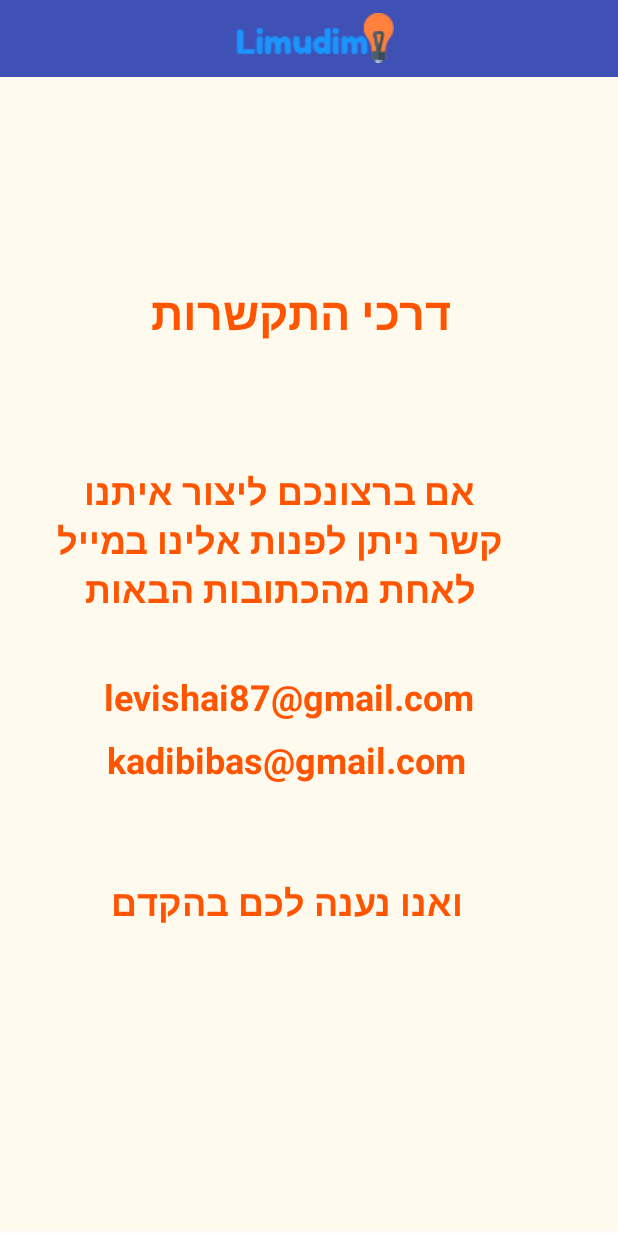
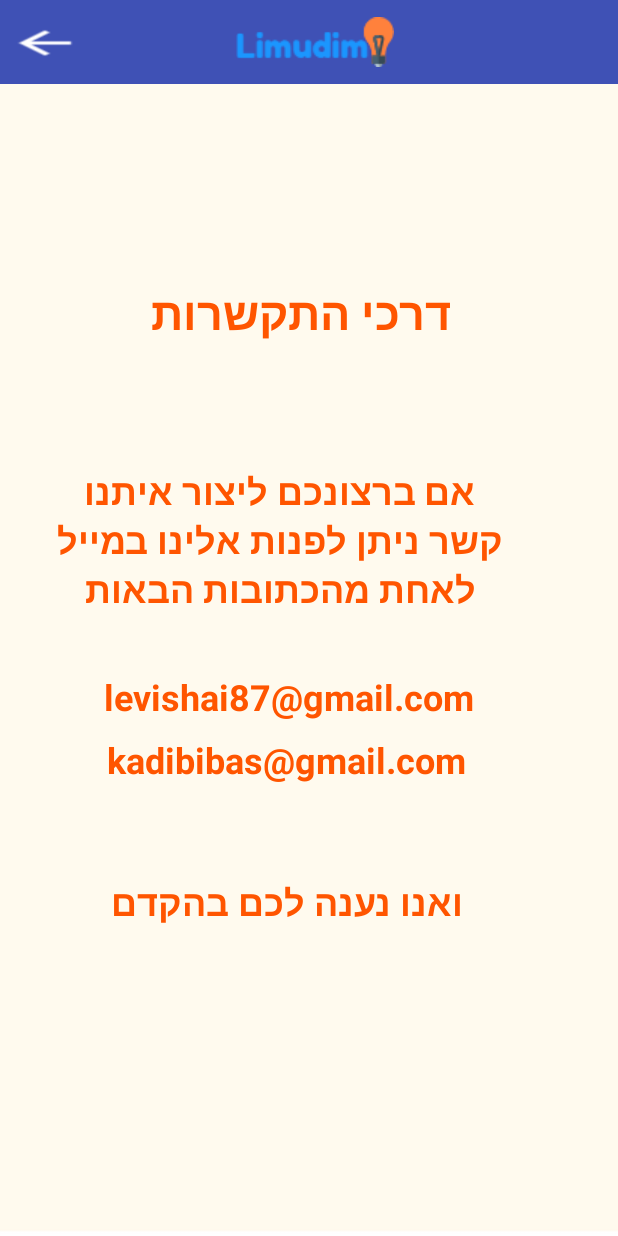
Before and after one commit to kadibibas/Limodim, an Android app: the kesher screen opened directly, with no data from a screen before it, on a phone screen of 412 x 824 dp. Run offline under Robolectric (Android 15) with nearby library versions, the phone set to English and light mode, and no system bars.

Commit message:
עיצוב

```diff
--- a/app/src/main/java/com/example/kadibibas/limodim/kesher.java
+++ b/app/src/main/java/com/example/kadibibas/limodim/kesher.java
@@ -1,13 +1,16 @@
 package com.example.kadibibas.limodim;
 
 import android.app.Activity;
+import android.content.Intent;
 import android.support.v4.widget.DrawerLayout;
 import android.support.v7.app.ActionBarDrawerToggle;
 import android.support.v7.app.AppCompatActivity;
 import android.os.Bundle;
 import android.support.v7.widget.Toolbar;
 import android.view.MenuItem;
+import android.view.View;
 import android.view.Window;
+import android.widget.Button;
 
 public class kesher extends  AppCompatActivity{
 
@@ -16,6 +19,16 @@ public class kesher extends  AppCompatActivity{
     protected void onCreate(Bundle savedInstanceState) {
         super.onCreate(savedInstanceState);
         setContentView(R.layout.activity_kesher);
+
+        final Button button2 = (Button) findViewById(R.id.button2);
+
+        button2.setOnClickListener(new View.OnClickListener() {
+            @Override
+            public void onClick(View v) {
+                Intent registerIntent = new Intent(kesher.this, MainActivity.class);
+                kesher.this.startActivity(registerIntent);
+            }
+        });
 
 
         /*Toolbar my_Toolbar = (Toolbar) findViewById(R.id.mCustomToolbar);
--- a/app/src/main/res/layout/activity_kesher.xml
+++ b/app/src/main/res/layout/activity_kesher.xml
@@ -10,11 +10,13 @@
     <android.support.v7.widget.Toolbar
         android:id="@+id/toolbar"
         android:layout_width="420dp"
-        android:layout_height="51dp"
+        android:layout_height="56dp"
         android:background="?attr/colorPrimary"
         app:popupTheme="@style/AppTheme.PopupOverlay"
-        tools:layout_editor_absoluteY="0dp"
-        tools:layout_editor_absoluteX="-1dp">
+        tools:layout_constraintTop_creator="1"
+        tools:layout_constraintLeft_creator="1"
+        app:layout_constraintLeft_toLeftOf="parent"
+        app:layout_constraintTop_toTopOf="parent">
 
         <ImageView
             android:layout_width="wrap_content"
@@ -43,7 +45,7 @@
     android:layout_marginTop="154dp"
     android:layout_marginBottom="155dp"
     app:layout_constraintTop_toTopOf="parent"
-    android:layout_marginRight="40dp"
+    android:layout_marginRight="35dp"
         app:layout_constraintVertical_bias="0.588" />
 
     <TextView
@@ -62,7 +64,7 @@
         tools:layout_constraintLeft_creator="1"
         app:layout_constraintLeft_toLeftOf="parent"
         app:layout_constraintTop_toTopOf="parent"
-        android:layout_marginLeft="43dp"
+        android:layout_marginLeft="38dp"
         app:layout_constraintVertical_bias="0.428" />
 
     <TextView
@@ -79,7 +81,7 @@
         app:layout_constraintRight_toRightOf="@+id/textView2"
         android:layout_marginTop="39dp"
         app:layout_constraintTop_toBottomOf="@+id/textView2"
-        android:layout_marginRight="23dp" />
+        android:layout_marginRight="20dp" />
 
     <TextView
         android:id="@+id/textView6"
@@ -94,7 +96,8 @@
         app:layout_constraintTop_toBottomOf="@+id/textView3"
         tools:layout_constraintLeft_creator="1"
         app:layout_constraintLeft_toLeftOf="@+id/textView3"
-        android:layout_marginLeft="2dp" />
+        android:layout_marginLeft="2dp"
+        android:layout_marginStart="2dp" />
 
     <TextView
         android:id="@+id/textView7"
@@ -118,7 +121,18 @@
         app:layout_constraintHorizontal_bias="0.555"
         app:layout_constraintVertical_bias="0.0" />
 
-
+    <Button
+        android:id="@+id/button2"
+        android:layout_width="52dp"
+        android:layout_height="25dp"
+        android:background="@drawable/abvg"
+        tools:layout_constraintTop_creator="1"
+        android:layout_marginStart="4dp"
+        android:layout_marginTop="16dp"
+        tools:layout_constraintLeft_creator="1"
+        app:layout_constraintLeft_toLeftOf="parent"
+        app:layout_constraintTop_toTopOf="parent"
+        android:layout_marginLeft="4dp" />
 
 
 </android.support.constraint.ConstraintLayout>
```
Also changed, not shown: app/src/main/res/drawable/abvg.png (added), app/src/main/res/drawable/backaroo.png (added).
